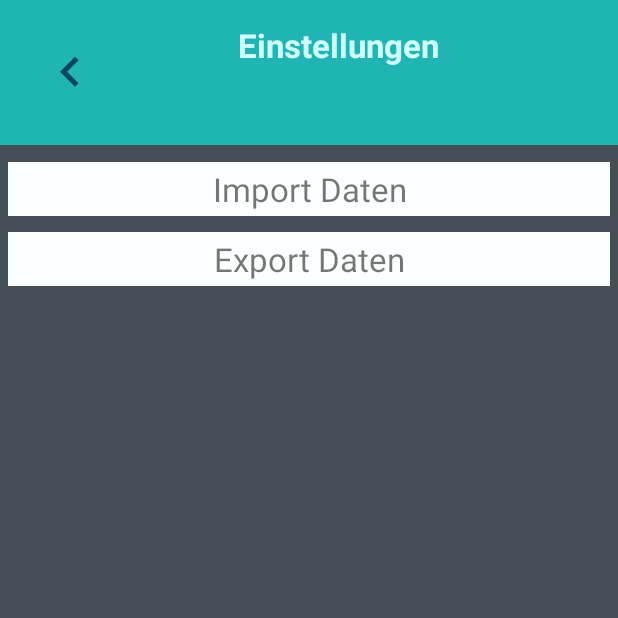
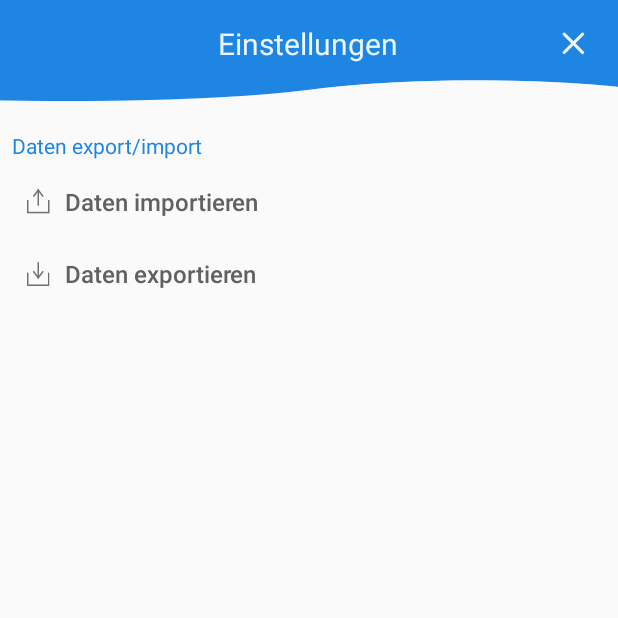
Before and after one commit to BlumMarkus/FillMe, an Android app: the SettingsActivity screen opened directly, with no data from a screen before it, on a phone screen of 412 x 824 dp, the top half of it. Run offline under Robolectric (Android 15) with nearby library versions, the phone set to English and light mode, and no system bars.

Commit message:
+ Added new design to settings activity + Added download icon + Added upload icon + Code styling

```diff
--- a/app/src/main/java/de/me/fill/mblum/android/fillme/SettingsActivity.java
+++ b/app/src/main/java/de/me/fill/mblum/android/fillme/SettingsActivity.java
@@ -6,15 +6,15 @@ import android.content.DialogInterface;
 import android.content.Intent;
 import android.content.pm.PackageManager;
 import android.net.Uri;
+import android.os.Bundle;
 import android.os.Environment;
 import android.support.v4.app.ActivityCompat;
 import android.support.v4.content.ContextCompat;
 import android.support.v7.app.AlertDialog;
 import android.support.v7.app.AppCompatActivity;
-import android.os.Bundle;
-import android.view.MenuItem;
 import android.view.View;
-import android.widget.TextView;
+import android.widget.Button;
+import android.widget.ImageButton;
 import android.widget.Toast;
 
 import java.io.BufferedReader;
@@ -26,107 +26,149 @@ import java.util.ArrayList;
 
 public class SettingsActivity extends AppCompatActivity {
 
-    private TextView tv_Import_Data;
-    private TextView tv_Export_Data;
     private FillMeDataSource fmds;
-    private FillMeDbHelper fmdh;
     private StringBuilder data;
+
     public static final int rquestcode = 1;
+
     public Intent selectedFile;
-
 
     @Override
     protected void onCreate(Bundle savedInstanceState) {
         super.onCreate(savedInstanceState);
         setContentView(R.layout.activity_settings);
-
-        tv_Import_Data = (TextView) findViewById(R.id.tv_Settings_Import_Button);
-        tv_Export_Data = (TextView) findViewById(R.id.tv_Settings_Export_Button);
-    }
-
-    @Override
-    public boolean onOptionsItemSelected(MenuItem item) {
-        int id = item.getItemId();
-
-        if (id == android.R.id.home) {
-            this.finish();
-        }
-
-        return super.onOptionsItemSelected(item);
     }
 
     @Override
     protected void onResume() {
         super.onResume();
 
-        tv_Import_Data.setOnClickListener(new View.OnClickListener() {
+        ImageButton btn_settings_cancel = findViewById(R.id.btn_settings_cancel);
+        Button btn_settings_exportData = findViewById(R.id.btn_settings_exportData);
+        Button btn_settings_importData = findViewById(R.id.btn_settings_importData);
+
+        fmds = new FillMeDataSource(this);
+
+        btn_settings_cancel.setOnClickListener(new View.OnClickListener() {
             @Override
-            public void onClick(View v) {
-                import_Data();
+            public void onClick(View view) {
+                finish();
             }
         });
 
-        tv_Export_Data.setOnClickListener(new View.OnClickListener() {
+        btn_settings_exportData.setOnClickListener(new View.OnClickListener() {
             @Override
-            public void onClick(View v) {
-                export_Data();
+            public void onClick(View view) {
+                exportData();
             }
         });
 
-        fmds = new FillMeDataSource(this);
-        fmdh = new FillMeDbHelper(this);
+        btn_settings_importData.setOnClickListener(new View.OnClickListener() {
+            @Override
+            public void onClick(View v) {
+                importData();
+            }
+        });
     }
 
-    private void import_Data()
-    {
+    @Override
+    protected void onActivityResult(int rquestcode, int resultCode, Intent intent) {
+        if (rquestcode == 1) {
+            selectedFile = intent;
+            AlertDialog.Builder builder = new AlertDialog.Builder(this);
+            builder.setTitle("Warnung");
+            builder.setMessage("Wollen sie wirklich fortfahren diese Datei zu importieren?\nHierbei werden alle Daten ersetzt!");
+            builder.setPositiveButton("Ja", new DialogInterface.OnClickListener() {
+
+                public void onClick(DialogInterface dialog, int which) {
+                    dialog.dismiss();
+                    readAndImportFile(selectedFile);
+                }
+            });
+
+            builder.setNegativeButton("Nein", new DialogInterface.OnClickListener() {
+
+                @Override
+                public void onClick(DialogInterface dialog, int which) {
+                    // Do nothing
+                    dialog.dismiss();
+                }
+            });
+
+            AlertDialog alert = builder.create();
+            alert.show();
+        }
+    }
+
+    @Override
+    public void onRequestPermissionsResult(int requestCode, String[] permissions, int[] grantResults) {
+        switch (requestCode) {
+            case 0:
+                generateCSVOnSD(this, "Export_Database.csv", data);
+            case 1:
+                Intent fileIntent = new Intent(Intent.ACTION_GET_CONTENT);
+                fileIntent.setType("*/*");
+                startActivityForResult(fileIntent, rquestcode);
+        }
+    }
+
+    /**
+     * Import database data from installed SD-Card
+     */
+    private void importData() {
         if (Environment.MEDIA_MOUNTED.equals(Environment.getExternalStorageState())) {
             if (ContextCompat.checkSelfPermission(this, Manifest.permission.READ_EXTERNAL_STORAGE) == PackageManager.PERMISSION_GRANTED) {
                 Intent fileIntent = new Intent(Intent.ACTION_GET_CONTENT);
                 fileIntent.setType("text/*");
                 startActivityForResult(fileIntent, rquestcode);
-            }
-            else {
+            } else {
                 // Request permission from the user
                 ActivityCompat.requestPermissions(this,
                         new String[]{Manifest.permission.READ_EXTERNAL_STORAGE}, 1);
             }
-        }
-        else {
+        } else {
             Toast.makeText(this, "Sie benötigen ein SD-Karte", Toast.LENGTH_SHORT).show();
         }
 
     }
 
-    private void export_Data()
-    {
+    /**
+     * Export database data as csv to Downloads/FillMe_Database folder
+     */
+    private void exportData() {
         data = new StringBuilder();
         ArrayList<FillEntry> list = new ArrayList<>();
         list = fmds.getAllEntries(false);
 
         //Header
-        data.append(String.format("%s,%s,%s,%s,%s", fmdh.COLUMN_DATE,fmdh.COLUMN_MILEAGE,fmdh.COLUMN_LITER,fmdh.COLUMN_PRICE, fmdh.COLUMN_STATUS));
+        data.append(String.format("%s,%s,%s,%s,%s", FillMeDbHelper.COLUMN_DATE, FillMeDbHelper.COLUMN_MILEAGE, FillMeDbHelper.COLUMN_LITER, FillMeDbHelper.COLUMN_PRICE, FillMeDbHelper.COLUMN_STATUS));
 
         //data
-        for (FillEntry entry : list){
-            String fillEntryString = String.format("\n%s,%s,%s,%s,%s", entry.getDate(), entry.getMileage(),entry.getLiter(),entry.getPrice(),entry.getStatus());
+        for (FillEntry entry : list) {
+            String fillEntryString = String.format("\n%s,%s,%s,%s,%s", entry.getDate(), entry.getMileage(), entry.getLiter(), entry.getPrice(), entry.getStatus());
             data.append(fillEntryString);
         }
 
         if (Environment.MEDIA_MOUNTED.equals(Environment.getExternalStorageState())) {
             if (ContextCompat.checkSelfPermission(this, Manifest.permission.WRITE_EXTERNAL_STORAGE) == PackageManager.PERMISSION_GRANTED) {
                 generateCSVOnSD(this, "Export_Database.csv", data);
-            }
-            else {
+            } else {
                 // Request permission from the user
                 ActivityCompat.requestPermissions(this,
                         new String[]{Manifest.permission.WRITE_EXTERNAL_STORAGE}, 0);
             }
-        }
-        else {
+        } else {
             Toast.makeText(this, "Sie benötigen ein SD-Karte", Toast.LENGTH_SHORT).show();
         }
     }
 
+    /**
+     * Creates the .csv file and fills it with the given data.
+     *
+     * @param context Current context
+     * @param sFileName Name of the csv file
+     * @param sBody Content of the file
+     */
     private void generateCSVOnSD(Context context, String sFileName, StringBuilder sBody) {
         try {
             File root = new File(Environment.getExternalStoragePublicDirectory(Environment.DIRECTORY_DOWNLOADS), "FillMe_Database");
@@ -138,14 +180,13 @@ public class SettingsActivity extends AppCompatActivity {
             writer.append(sBody);
             writer.flush();
             writer.close();
-            Toast.makeText(context, "Datenbank wurde in "+ '"'+ "Downloads/FillMe_Database" + '"' + " exportiert!", Toast.LENGTH_SHORT).show();
-        }
-        catch (IOException e) {
+            Toast.makeText(context, "Datenbank wurde in " + '"' + "Downloads/FillMe_Database" + '"' + " exportiert!", Toast.LENGTH_SHORT).show();
+        } catch (IOException e) {
             e.printStackTrace();
         }
     }
 
-    private void readAndImportFile (Intent intent){
+    private void readAndImportFile(Intent intent) {
         if (intent == null)
             return;
         fmds.deleteAllData();
@@ -174,49 +215,4 @@ public class SettingsActivity extends AppCompatActivity {
             e.printStackTrace();
         }
     }
-
-    @Override
-    protected void onActivityResult(int rquestcode, int resultCode, Intent intent)
-    {
-        if (intent == null)
-            return;
-        switch (rquestcode) {
-            case 1:
-                selectedFile = intent;
-                AlertDialog.Builder builder = new AlertDialog.Builder(this);
-                builder.setTitle("Warnung");
-                builder.setMessage("Wollen sie wirklich fortfahren diese Datei zu importieren?\nHierbei werden alle Daten ersetzt!");
-                builder.setPositiveButton("Ja", new DialogInterface.OnClickListener() {
-
-                    public void onClick(DialogInterface dialog, int which) {
-                        dialog.dismiss();
-                        readAndImportFile(selectedFile);
-                    }
-                });
-
-                builder.setNegativeButton("Nein", new DialogInterface.OnClickListener() {
-
-                    @Override
-                    public void onClick(DialogInterface dialog, int which) {
-                        // Do nothing
-                        dialog.dismiss();
-                    }
-                });
-
-                AlertDialog alert = builder.create();
-                alert.show();
-        }
-    }
-
-    @Override
-    public void onRequestPermissionsResult(int requestCode, String[] permissions, int[] grantResults) {
-        switch (requestCode) {
-            case 0:
-                generateCSVOnSD(this, "Export_Database.csv", data);
-            case 1:
-                Intent fileIntent = new Intent(Intent.ACTION_GET_CONTENT);
-                fileIntent.setType("*/*");
-                startActivityForResult(fileIntent, rquestcode);
-        }
-    }
 }
--- a/app/src/main/res/layout/activity_settings.xml
+++ b/app/src/main/res/layout/activity_settings.xml
@@ -1,6 +1,5 @@
 <?xml version="1.0" encoding="utf-8"?>
-<android.support.v7.widget.LinearLayoutCompat
-    xmlns:android="http://schemas.android.com/apk/res/android"
+<android.support.v7.widget.LinearLayoutCompat xmlns:android="http://schemas.android.com/apk/res/android"
     xmlns:app="http://schemas.android.com/apk/res-auto"
     xmlns:tools="http://schemas.android.com/tools"
     android:layout_width="match_parent"
@@ -8,81 +7,93 @@
     android:orientation="vertical"
     tools:context="de.me.fill.mblum.android.fillme.SettingsActivity">
 
+    <!-- Header Area -->
     <LinearLayout
-        android:id="@+id/showEntries_layout_headline"
         android:layout_width="match_parent"
-        android:layout_height="0dp"
+        android:layout_height="wrap_content"
+        android:layout_marginBottom="12sp"
+        android:background="@drawable/header_small"
         android:orientation="horizontal"
-        android:layout_weight="2"
-        android:background="@color/backgroundBlue"
-        app:layout_constraintHorizontal_bias="0.0"
-        app:layout_constraintLeft_toLeftOf="parent"
-        app:layout_constraintRight_toRightOf="parent">
-
-        <ImageButton
-            android:id="@+id/btn_showEntries_back"
-            android:layout_width="wrap_content"
-            android:layout_height="match_parent"
-            android:layout_weight="1"
-            android:background="@color/backgroundBlue"
-            app:srcCompat="@drawable/newentry_back" />
+        app:layout_constraintTop_toBottomOf="parent">
 
         <TextView
-            android:id="@+id/tv_settings_headline"
-            android:layout_width="0dp"
-            android:layout_height="match_parent"
-            android:layout_weight="5"
-            android:text="Einstellungen"
-            android:textSize="22sp"
-            android:textStyle="bold"
-            android:textColor="@color/title"
-            android:textAlignment="center"
-            android:paddingTop="15dp"/>
+            android:layout_width="wrap_content"
+            android:layout_height="wrap_content"
+            android:layout_weight="1"
+            android:text="" />
 
         <TextView
             android:layout_width="0dp"
             android:layout_height="match_parent"
-            android:layout_weight="1"/>
+            android:layout_weight="5"
+            android:paddingTop="15sp"
+            android:text="@string/str_settings_title"
+            android:textAlignment="center"
+            android:textColor="@color/colorTitle"
+            android:textSize="20sp" />
+
+        <ImageButton
+            android:id="@+id/btn_settings_cancel"
+            android:layout_width="0dp"
+            android:layout_height="match_parent"
+            android:layout_weight="1"
+            android:background="@android:color/transparent"
+            android:contentDescription="@string/str_description_btn_cancel"
+            android:paddingBottom="10sp"
+            app:srcCompat="@drawable/cancel_button" />
     </LinearLayout>
 
     <ScrollView
         android:layout_width="match_parent"
-        android:layout_height="0dp"
-        android:layout_alignParentTop="true"
-        android:layout_alignParentStart="true"
-        android:layout_weight="15"
-        android:background="@color/background">
+        android:layout_height="wrap_content">
 
         <LinearLayout
-            android:orientation="vertical"
             android:layout_width="match_parent"
             android:layout_height="wrap_content"
-            android:layout_marginTop="6dp">
+            android:orientation="vertical"
+            android:padding="8sp">
 
             <TextView
-                android:id="@+id/tv_Settings_Import_Button"
-                android:padding="3dp"
-                android:layout_margin="5dp"
-                android:textSize="22sp"
-                android:textAlignment="center"
-                android:text="Import Daten"
                 android:layout_width="match_parent"
                 android:layout_height="wrap_content"
-                android:background="@color/backgroundWhite"/>
+                android:layout_marginBottom="4sp"
+                android:text="@string/str_settings_dataExportImport_title"
+                android:textColor="@color/colorPrimary"
+                android:textSize="14sp"/>
 
-
-
-            <TextView
-                android:id="@+id/tv_Settings_Export_Button"
-                android:padding="3dp"
-                android:layout_margin="5dp"
-                android:textSize="22sp"
-                android:text="Export Daten"
-                android:textAlignment="center"
+            <LinearLayout
                 android:layout_width="match_parent"
                 android:layout_height="wrap_content"
-                android:background="@color/backgroundWhite"/>
+                android:orientation="vertical"
+                android:paddingStart="10sp"
+                tools:ignore="RtlSymmetry">
 
+                <Button
+                    android:id="@+id/btn_settings_importData"
+                    android:layout_width="match_parent"
+                    android:layout_height="wrap_content"
+                    android:background="#00FFFFFF"
+                    android:drawableStart="@drawable/upload_icon"
+                    android:drawablePadding="10sp"
+                    android:gravity="center_vertical|start"
+                    android:text="@string/str_importData"
+                    android:textAllCaps="false"
+                    android:textColor="@color/colorPrimaryText"
+                    android:textSize="16sp" />
+
+                <Button
+                    android:id="@+id/btn_settings_exportData"
+                    android:layout_width="match_parent"
+                    android:layout_height="wrap_content"
+                    android:background="#00FFFFFF"
+                    android:drawableStart="@drawable/download_icon"
+                    android:drawablePadding="10sp"
+                    android:gravity="center_vertical|start"
+                    android:text="@string/str_exportData"
+                    android:textAllCaps="false"
+                    android:textColor="@color/colorPrimaryText"
+                    android:textSize="16sp" />
+            </LinearLayout>
         </LinearLayout>
     </ScrollView>
 </android.support.v7.widget.LinearLayoutCompat>
--- a/app/src/main/res/values/strings.xml
+++ b/app/src/main/res/values/strings.xml
@@ -28,6 +28,7 @@
     <!-- Titles -->
     <string name="str_newEntry_title">Eintrag hinzufügen</string>
     <string name="str_showEntries_title">Einträge anzeigen</string>
+    <string name="str_settings_title">Einstellungen</string>
 
     <string name="str_headlineNewEntry">Neuer Eintrag</string>
     <string name="str_pickDate">auswählen</string>
@@ -59,4 +60,10 @@
     <string name="str_counter_2">2</string>
     <string name="str_counter_3">3</string>
     <string name="str_counter_4">4</string>
+
+    <!-- Setting Strings -->
+    <string name="str_settings_dataExportImport_title">Daten export/import</string>
+    <string name="str_settings_dataExportImport_overwriteData">Daten überschreiben</string>
+    <string name="str_exportData">Daten exportieren</string>
+    <string name="str_importData">Daten importieren</string>
 </resources>
```
Also changed, not shown: app/src/main/res/drawable-hdpi/download_icon.png (added), app/src/main/res/drawable-hdpi/upload_icon.png (added), app/src/main/res/drawable-ldpi/download_icon.png (added), app/src/main/res/drawable-ldpi/upload_icon.png (added), app/src/main/res/drawable-mdpi/download_icon.png (added), app/src/main/res/drawable-mdpi/upload_icon.png (added), app/src/main/res/drawable-xhdpi/download_icon.png (added), app/src/main/res/drawable-xhdpi/upload_icon.png (added), app/src/main/res/drawable-xxhdpi/download_icon.png (added), app/src/main/res/drawable-xxhdpi/upload_icon.png (added), app/src/main/res/drawable-xxxhdpi/download_icon.png (added), app/src/main/res/drawable-xxxhdpi/upload_icon.png (added).
